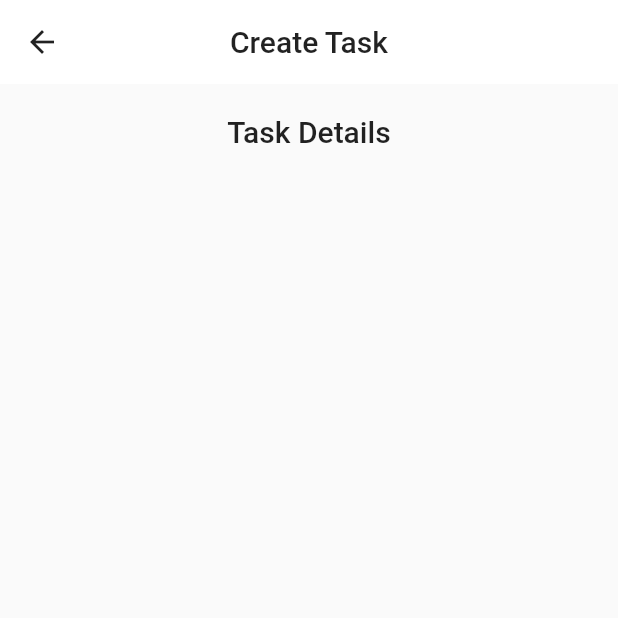
After one commit to SanjayMehra-27/catch_task_app, a Flutter app: the TaskDetailsPage screen opened by its route, on a phone screen of 412 x 824 dp, the top half of it. The commit adds this screen. Run offline on Flutter 3.47's test engine with Material 2 defaults, Android fonts, the phone set to English and light mode, and no system bars; our stand-ins replace flutter_svg, flutter_switch, flutter_toggle_tab, get; network calls fail.

Commit message:
route & page added

```diff
--- a/lib/app/modules/browse_task/widgets/task_tile/task_tile.dart
+++ b/lib/app/modules/browse_task/widgets/task_tile/task_tile.dart
@@ -1,4 +1,5 @@
 import 'package:catch_task_app/app/modules/browse_task/controllers/browse_task_controller.dart';
+import 'package:catch_task_app/app/routes/app_routes.dart';
 import 'package:catch_task_app/app/widgets/values/app_colors.dart';
 import 'package:catch_task_app/app/widgets/values/app_values.dart';
 import 'package:catch_task_app/app/widgets/values/text_styles.dart';
@@ -109,6 +110,7 @@ class TaskTile extends StatelessWidget {
         ],
       ),
       onTap: () {
+       Get.toNamed(AppRoutes.TASK_DETAILS, arguments: task);
       },
     );
   }
--- /dev/null
+++ b/lib/app/modules/task_details/views/task_details_view.dart
@@ -0,0 +1,42 @@
+import 'package:catch_task_app/app/modules/task_details/controllers/task_details_controller.dart';
+import 'package:catch_task_app/app/widgets/values/app_colors.dart';
+import 'package:flutter/material.dart';
+import 'package:get/get.dart';
+
+class TaskDetailsPage extends StatelessWidget {
+  TaskDetailsPage({Key? key}) : super(key: key);
+
+  final TaskDetailsController taskDetailsController = Get.find();
+
+  @override
+  Widget build(BuildContext context) {
+    return Scaffold(
+      extendBody: true,
+      extendBodyBehindAppBar: true,
+      appBar: AppBar(
+        backgroundColor: AppColors.appBarTextColor,
+        elevation: 0,
+        title:
+            Text('Create Task', style: Theme.of(context).textTheme.headline6),
+        centerTitle: true,
+        leading: IconButton(
+          icon: Icon(Icons.arrow_back,
+              color: Theme.of(context).textTheme.headline6?.color),
+          onPressed: () => Get.back(),
+        ),
+      ),
+      body: SafeArea(
+        child: Container(
+          padding: EdgeInsets.all(20),
+          child: Column(
+            children: [
+             Center(
+               child: Text('Task Details', style: Theme.of(context).textTheme.headline6),
+             )
+            ],
+          ),
+        ),
+      ),
+    );
+  }
+}
--- a/lib/app/routes/app_pages.dart
+++ b/lib/app/routes/app_pages.dart
@@ -2,6 +2,8 @@ import 'package:catch_task_app/app/modules/browse_task/bindings/browse_task_bind
 import 'package:catch_task_app/app/modules/browse_task/views/browse_task_view.dart';
 import 'package:catch_task_app/app/modules/create_task/bindings/create_task_binding.dart';
 import 'package:catch_task_app/app/modules/create_task/views/create_task_view.dart';
+import 'package:catch_task_app/app/modules/task_details/bindings/task_details_binding.dart';
+import 'package:catch_task_app/app/modules/task_details/views/task_details_view.dart';
 import 'package:catch_task_app/app/routes/app_routes.dart';
 import 'package:get/get.dart';
 class AppPages {
@@ -18,5 +20,10 @@ class AppPages {
       page: () => BrowseTaskPage(),
       binding: BrowseTaskBinding(),
     ),
+    GetPage(
+      name: AppRoutes.TASK_DETAILS,
+      page: () => TaskDetailsPage(),
+      binding: TaskDetailsBinding(),
+    ),
   ];
 }
--- a/lib/app/routes/app_routes.dart
+++ b/lib/app/routes/app_routes.dart
@@ -1,6 +1,7 @@
 class AppRoutes {
   static const CREATE_TASK = '/create-task';
   static const BROWSE_TASK = '/browse-task';
+  static const TASK_DETAILS = '/task-details';
   static const LOGIN = '/login';
   static const FORGOT_PASSWORD = '/forgot-password';
   static const PAGE_NOT_FOUND = '/page-not-found';
```
Also changed, not shown: lib/app/modules/task_details/bindings/task_details_binding.dart (added, +10 -0 lines), lib/app/modules/task_details/controllers/task_details_controller.dart (added, +14 -0 lines).
